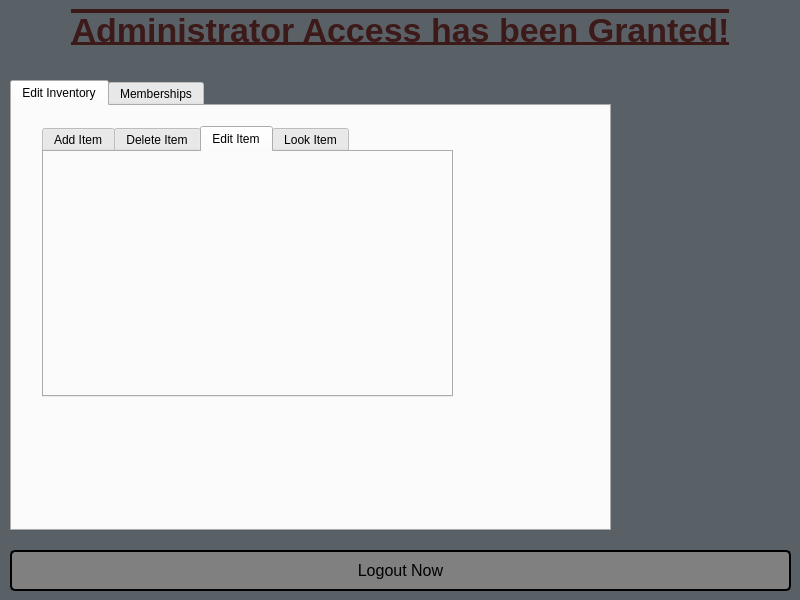
This is CS1C_BulkClub/administratorwindow.ui in BlankMKB/CS1C-Group-Project-1 as Qt 5 draws it before an edit. The edited form follows.
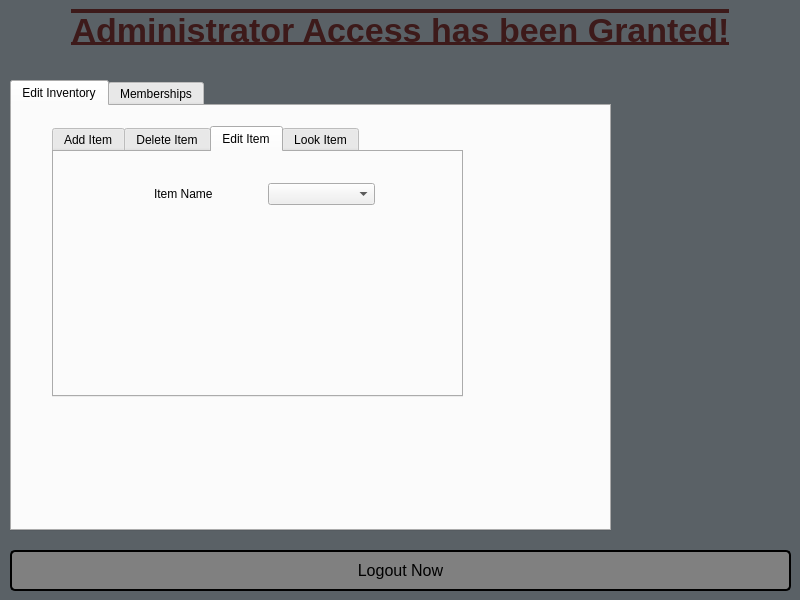
This is the edited form. The open tabs and pages were chosen to show the change.

Patch:
```diff
--- a/CS1C_BulkClub/administratorwindow.ui
+++ b/CS1C_BulkClub/administratorwindow.ui
@@ -87,7 +87,7 @@
     <widget class="QTabWidget" name="tabWidget_3">
      <property name="geometry">
       <rect>
-       <x>30</x>
+       <x>40</x>
        <y>20</y>
        <width>411</width>
        <height>271</height>
@@ -204,6 +204,28 @@
       <attribute name="title">
        <string>Edit Item</string>
       </attribute>
+      <widget class="QWidget" name="">
+       <property name="geometry">
+        <rect>
+         <x>100</x>
+         <y>30</y>
+         <width>221</width>
+         <height>24</height>
+        </rect>
+       </property>
+       <layout class="QHBoxLayout" name="horizontalLayout_10">
+        <item>
+         <widget class="QLabel" name="label_12">
+          <property name="text">
+           <string>Item Name</string>
+          </property>
+         </widget>
+        </item>
+        <item>
+         <widget class="QComboBox" name="Item_Name_CB"/>
+        </item>
+       </layout>
+      </widget>
      </widget>
      <widget class="QWidget" name="tab_4">
       <attribute name="title">
```
Left out of the diff: 4 changed lines with no effect on the pictures.
